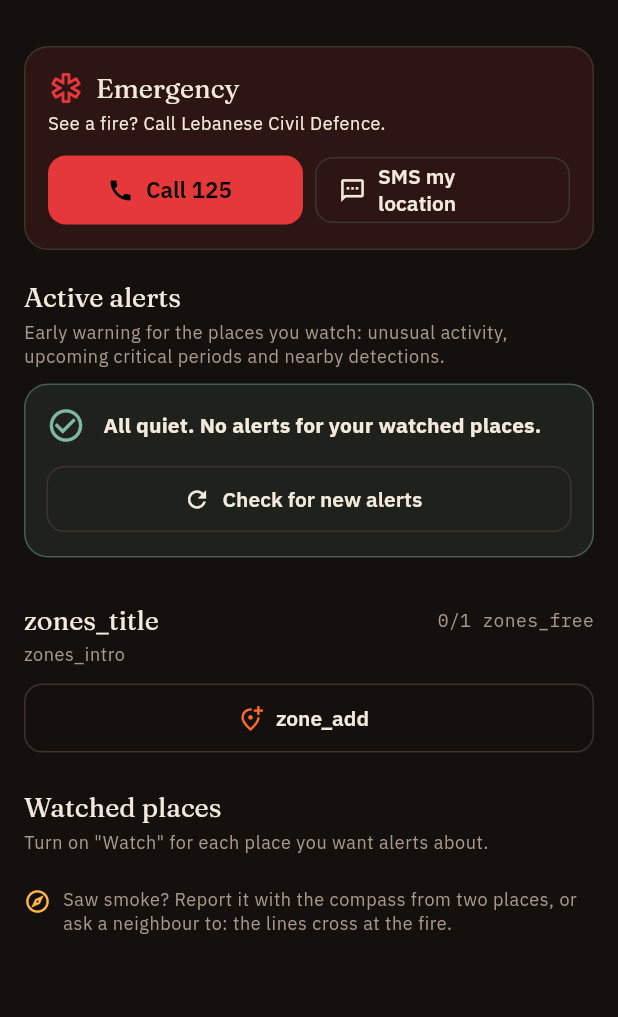
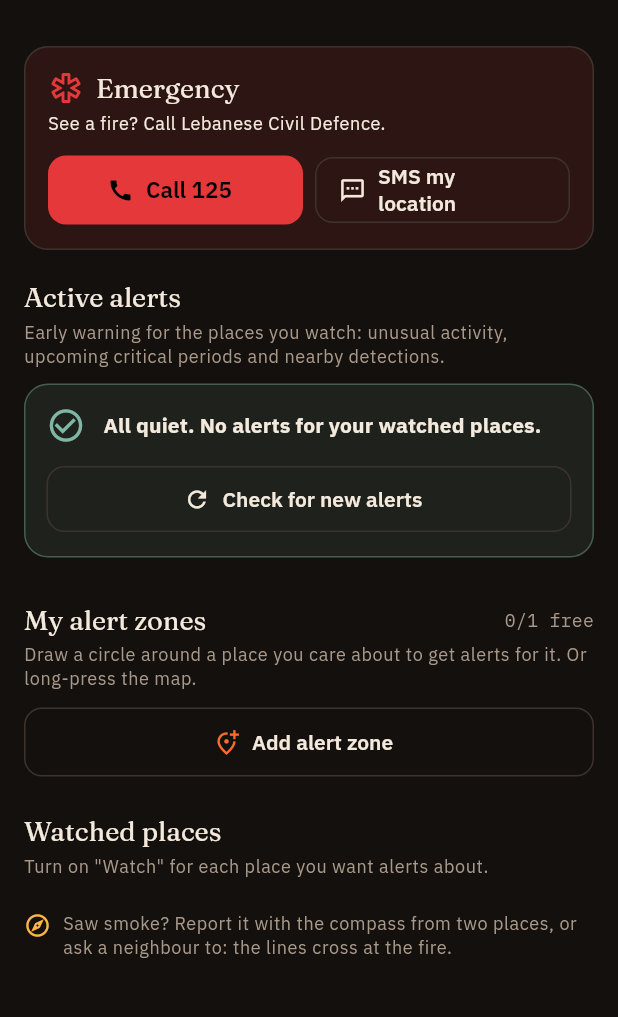
Before and after one commit to omarabdallah96/nasa_space_apps_2026, a Flutter app: the AlertsScreen screen opened directly with empty values, on a phone screen of 412 x 824 dp, the part 62-1079 px from its top. Run offline on Flutter 3.47's test engine with Material 3 defaults, Android fonts, the phone set to English and light mode, and no system bars; our stand-ins replace flutter_compass, flutter_local_notifications, flutter_map, flutter_secure_storage, geolocator, google_fonts and 4 more; missing offline and left inert: workmanager; accounts and stored records are empty; network calls fail; statements that could not run were skipped.

Commit message:
feat: add zone editor and report screens with localization and tests

```diff
--- a/lib/l10n/strings.dart
+++ b/lib/l10n/strings.dart
@@ -357,6 +357,54 @@ class S {
     'data_source_sub': 'NASA FIRMS · MODIS (2000–) + VIIRS (2012–)',
     'data_source_demo': 'Demo data · modelled on NASA FIRMS MODIS + VIIRS',
     'version': 'Version',
+    'km': 'km',
+    // Pro and alert zones
+    'pro_title': 'Firesight Pro',
+    'pro_settings_sub': 'More alert zones and zone reports',
+    'pro_active': 'Pro is active',
+    'pro_f_zones': 'Unlimited alert zones',
+    'pro_f_zones_sub': 'Up to 20 zones: your farm, your village, the forest behind it. Free includes one.',
+    'pro_f_report': 'Zone reports',
+    'pro_f_report_sub': '25 years of fires inside a zone: this month vs usual, the fire season, the worst years, and the danger this week.',
+    'pro_f_alerts': 'Alerts for every zone',
+    'pro_f_alerts_sub': 'Fires seen by satellite inside the zone, smoke located by reports, and high fire danger forecasts.',
+    'pro_free_note': 'Emergency calls, alerts near you and field reports stay free for everyone.',
+    'pro_sign_in_first': 'Sign in to get Pro',
+    'pro_upgrade': 'Upgrade to Pro',
+    'pro_coming_soon': 'Payments are coming soon',
+    'pro_test': 'Pro (test mode)',
+    'pro_test_sub': 'Debug builds only: turns Pro on for this phone',
+    'pro_reason_zones': 'Your free alert zone is in use. Pro adds up to 20 zones.',
+    'pro_reason_report': 'Zone reports are part of Firesight Pro.',
+    'zones_title': 'My alert zones',
+    'zones_free': 'free',
+    'zones_intro': 'Draw a circle around a place you care about to get alerts for it. Or long-press the map.',
+    'zone_add': 'Add alert zone',
+    'zone_add_pro': 'Add more zones with Pro',
+    'zone_paused': 'Paused: needs Pro',
+    'zone_quiet': 'all quiet',
+    'zone_new': 'New alert zone',
+    'zone_edit': 'Edit zone',
+    'zone_delete': 'Delete zone',
+    'zone_place_hint': 'Move the map to put the pin on the place',
+    'zone_name': 'Name',
+    'zone_name_hint': 'e.g. My farm',
+    'zone_default_name': 'My zone',
+    'zone_radius': 'Radius',
+    'zone_save': 'Save zone',
+    'zone_report': 'Report',
+    'zone_now': 'This month',
+    'zone_fires_48h': 'fires now (48 h)',
+    'zone_avg_year': 'fire cells / year',
+    'zone_worst_year': 'worst year',
+    'zone_nearest': 'Nearest fire',
+    'zone_danger_week': 'Fire danger this week',
+    'zone_season': 'Fire season here',
+    'zone_critical': 'Critical months',
+    'zone_years': 'Every year',
+    'zone_top_years': 'Worst years',
+    'zone_cells': 'cells',
+    'zone_report_note': 'History covers the square around the zone. Values are harmonized MODIS + VIIRS fire cell-days (1 km cells), from NASA FIRMS.',
     // Account
     'account': 'Account',
     'guest': 'Guest',
@@ -661,6 +709,54 @@ class S {
     'data_source_sub': 'ناسا FIRMS · مستشعر MODIS (منذ 2000) + VIIRS (منذ 2012)',
     'data_source_demo': 'بيانات تجريبية · مبنية على MODIS و VIIRS من ناسا',
     'version': 'الإصدار',
+    'km': 'كم',
+    // Pro and alert zones
+    'pro_title': 'Firesight Pro',
+    'pro_settings_sub': 'مناطق تنبيه أكثر وتقارير للمناطق',
+    'pro_active': 'Pro مفعّل',
+    'pro_f_zones': 'مناطق تنبيه بلا حدود',
+    'pro_f_zones_sub': 'حتى 20 منطقة: أرضك، قريتك، الغابة القريبة. المجاني يشمل منطقة واحدة.',
+    'pro_f_report': 'تقارير المناطق',
+    'pro_f_report_sub': '25 سنة من الحرائق داخل المنطقة: هذا الشهر مقارنة بالمعتاد، موسم الحرائق، أسوأ السنوات، وخطر هذا الأسبوع.',
+    'pro_f_alerts': 'تنبيهات لكل منطقة',
+    'pro_f_alerts_sub': 'حرائق رصدتها الأقمار الصناعية داخل المنطقة، دخان حدّدته البلاغات، وتوقعات خطر الحرائق المرتفع.',
+    'pro_free_note': 'اتصالات الطوارئ والتنبيهات القريبة منك والبلاغات الميدانية تبقى مجانية للجميع.',
+    'pro_sign_in_first': 'سجّل الدخول للحصول على Pro',
+    'pro_upgrade': 'الترقية إلى Pro',
+    'pro_coming_soon': 'الدفع سيتوفر قريباً',
+    'pro_test': 'Pro (وضع الاختبار)',
+    'pro_test_sub': 'لنسخ التطوير فقط: يفعّل Pro على هذا الهاتف',
+    'pro_reason_zones': 'منطقة التنبيه المجانية مستخدمة. يضيف Pro حتى 20 منطقة.',
+    'pro_reason_report': 'تقارير المناطق جزء من Firesight Pro.',
+    'zones_title': 'مناطق التنبيه',
+    'zones_free': 'مجاني',
+    'zones_intro': 'ارسم دائرة حول مكان يهمّك لتصلك تنبيهاته. أو اضغط مطولاً على الخريطة.',
+    'zone_add': 'إضافة منطقة تنبيه',
+    'zone_add_pro': 'أضف مناطق أكثر مع Pro',
+    'zone_paused': 'متوقفة: تحتاج إلى Pro',
+    'zone_quiet': 'لا شيء يُذكر',
+    'zone_new': 'منطقة تنبيه جديدة',
+    'zone_edit': 'تعديل المنطقة',
+    'zone_delete': 'حذف المنطقة',
+    'zone_place_hint': 'حرّك الخريطة لتضع الدبوس على المكان',
+    'zone_name': 'الاسم',
+    'zone_name_hint': 'مثلاً: أرضي',
+    'zone_default_name': 'منطقتي',
+    'zone_radius': 'نصف القطر',
+    'zone_save': 'حفظ المنطقة',
+    'zone_report': 'تقرير',
+    'zone_now': 'هذا الشهر',
+    'zone_fires_48h': 'حرائق الآن (48 ساعة)',
+    'zone_avg_year': 'خلية حريق / سنة',
+    'zone_worst_year': 'أسوأ سنة',
+    'zone_nearest': 'أقرب حريق',
+    'zone_danger_week': 'خطر الحرائق هذا الأسبوع',
+    'zone_season': 'موسم الحرائق هنا',
+    'zone_critical': 'الأشهر الحرجة',
+    'zone_years': 'كل السنوات',
+    'zone_top_years': 'أسوأ السنوات',
+    'zone_cells': 'خلية',
+    'zone_report_note': 'يغطي السجل المربع المحيط بالمنطقة. القيم أيام-خلايا حرائق موحّدة من MODIS و VIIRS (خلايا 1 كم)، من ناسا FIRMS.',
     // Account
     'account': 'الحساب',
     'guest': 'زائر',
--- a/lib/ui/screens/zone_editor_screen.dart
+++ b/lib/ui/screens/zone_editor_screen.dart
@@ -177,7 +177,7 @@ class _ZoneEditorScreenState extends State<ZoneEditorScreen> {
                         min: AlertZone.minRadiusKm,
                         max: AlertZone.maxRadiusKm,
                         divisions: 49,
-                        label: '${_radius.round()} km',
+                        label: '${_radius.round()} ${s.t('km')}',
                         onChanged: (v) {
                           final before = _zoom;
                           setState(() => _radius = v);
@@ -187,7 +187,7 @@ class _ZoneEditorScreenState extends State<ZoneEditorScreen> {
                     ),
                     SizedBox(
                       width: 52,
-                      child: Text('${_radius.round()} km',
+                      child: Text('${_radius.round()} ${s.t('km')}',
                           textAlign: TextAlign.end, style: monoStyle(size: 13)),
                     ),
                   ]),
--- a/lib/ui/screens/zone_report_screen.dart
+++ b/lib/ui/screens/zone_report_screen.dart
@@ -84,7 +84,7 @@ class _ZoneReportScreenState extends State<ZoneReportScreen> {
       appBar: AppBar(
         title: Column(crossAxisAlignment: CrossAxisAlignment.start, children: [
           Text(z.name),
-          Text('${s.t('zone_report')} · ${z.radiusKm.round()} km',
+          Text('${s.t('zone_report')} · ${z.radiusKm.round()} ${s.t('km')}',
               style: TextStyle(fontSize: 12, color: Ember.textMuted)),
         ]),
       ),
@@ -165,7 +165,7 @@ class _Report extends StatelessWidget {
         if (nearest != null) ...[
           const SizedBox(height: 8),
           Text(
-            '${s.t('zone_nearest')}: ${nearest.distanceKm.toStringAsFixed(1)} km ${s.compass(nearest.compass)}',
+            '${s.t('zone_nearest')}: ${nearest.distanceKm.toStringAsFixed(1)} ${s.t('km')} ${s.compass(nearest.compass)}',
             style: text.bodySmall?.copyWith(color: Ember.textMuted),
           ),
         ],
--- a/lib/ui/widgets/zones_section.dart
+++ b/lib/ui/widgets/zones_section.dart
@@ -77,7 +77,7 @@ class ZoneTile extends StatelessWidget {
         subtitle: Text(
           paused
               ? s.t('zone_paused')
-              : '${zone.radiusKm.round()} km · ${alerts == 0 ? s.t('zone_quiet') : '$alerts ${s.t('alerts_found')}'}',
+              : '${zone.radiusKm.round()} ${s.t('km')} · ${alerts == 0 ? s.t('zone_quiet') : '$alerts ${s.t('alerts_found')}'}',
           style: TextStyle(color: paused ? Ember.amber : Ember.textMuted),
         ),
         trailing: TextButton.icon(
@@ -101,7 +101,7 @@ Future<void> showZoneActions(BuildContext context, AlertZone zone) => showModalB
           child: Column(mainAxisSize: MainAxisSize.min, children: [
             ListTile(
               title: Text(zone.name, style: const TextStyle(fontWeight: FontWeight.w700)),
-              subtitle: Text('${zone.radiusKm.round()} km'),
+              subtitle: Text('${zone.radiusKm.round()} ${s.t('km')}'),
             ),
             ListTile(
               leading: Icon(state.isPro ? Icons.summarize_outlined : Icons.lock_outline),
```
Also changed, not shown: 1 other file.
